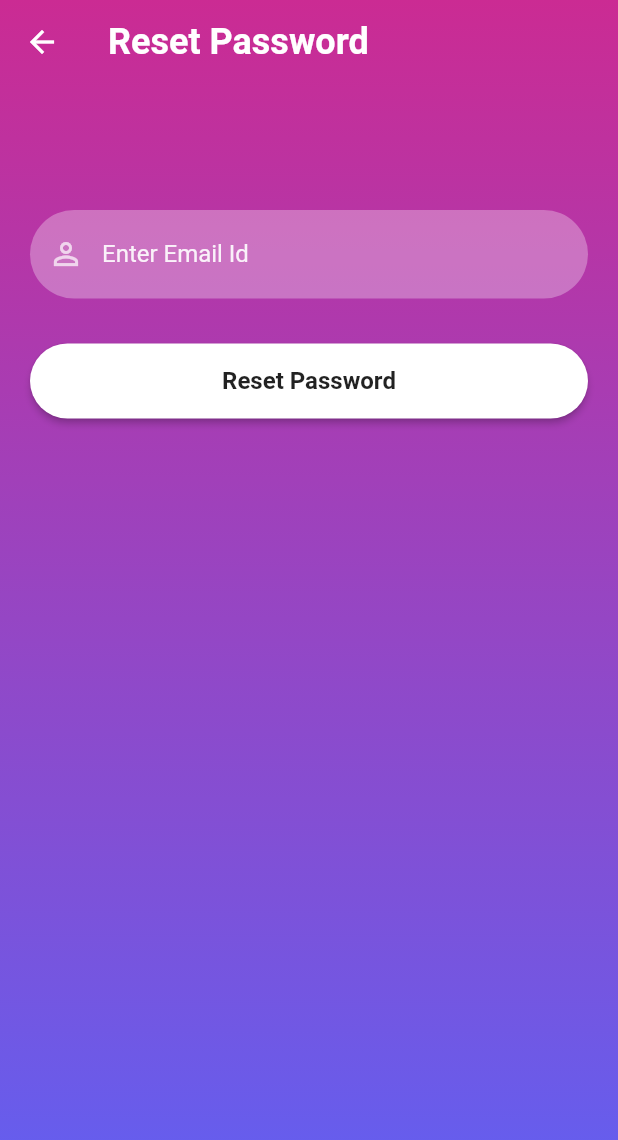
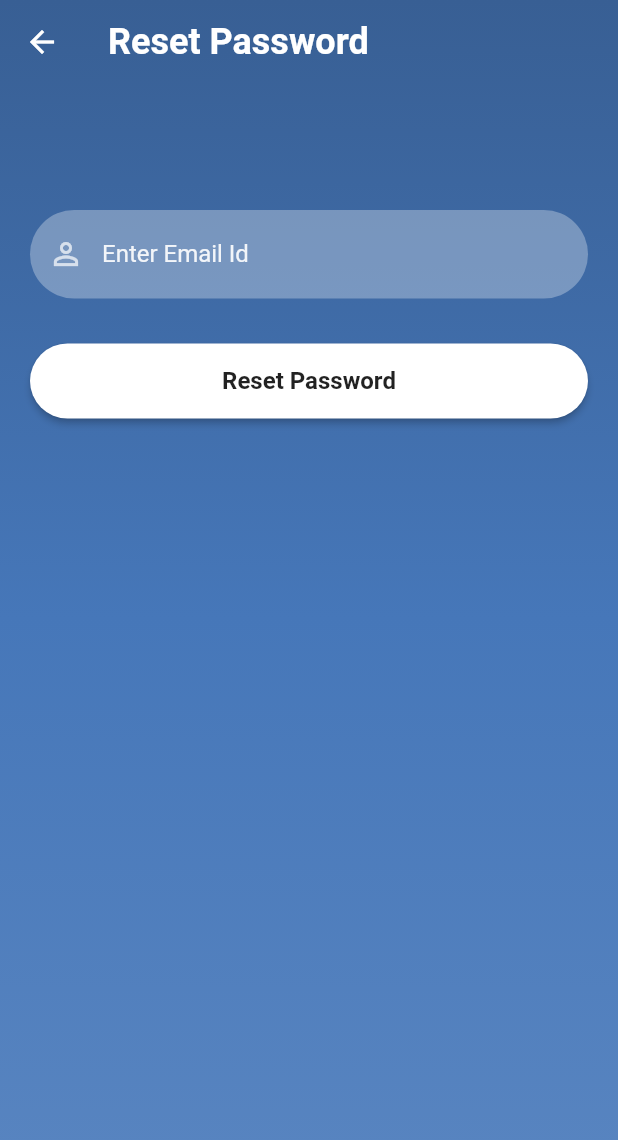
Before and after one commit to maissabargaoui/FlutterApp, a Flutter app: the screen it shows after launch, after a tap on "Forgot Password?", on a phone screen of 412 x 824 dp. Shown: the top 1140 px of the screen. Run offline on Flutter 3.47's test engine with Material 2 defaults, Android fonts, the phone set to English and light mode, and no system bars; our stand-ins replace firebase_auth, firebase_core; accounts and stored records are empty; network calls fail.

Commit message:
hexColors

```diff
--- a/lib/screens/reset_password.dart
+++ b/lib/screens/reset_password.dart
@@ -30,9 +30,9 @@ class _ResetPasswordState extends State<ResetPassword> {
           height: MediaQuery.of(context).size.height,
           decoration: BoxDecoration(
               gradient: LinearGradient(colors: [
-            hexStringToColor("CB2B93"),
-            hexStringToColor("9546C4"),
-            hexStringToColor("5E61F4")
+            hexStringToColor("385F94"),
+              hexStringToColor("4677B9"),
+              hexStringToColor("5A86C1")
           ], begin: Alignment.topCenter, end: Alignment.bottomCenter)),
           child: SingleChildScrollView(
               child: Padding(
--- a/lib/screens/signin_screen.dart
+++ b/lib/screens/signin_screen.dart
@@ -24,9 +24,9 @@ class _SignInScreenState extends State<SignInScreen> {
         height: MediaQuery.of(context).size.height,
         decoration: BoxDecoration(
             gradient: LinearGradient(colors: [
-          hexStringToColor("CB2B93"),
-            hexStringToColor("9546C4"),
-            hexStringToColor("5E61F4")
+            hexStringToColor("385F94"),
+              hexStringToColor("4677B9"),
+              hexStringToColor("5A86C1")
         ], begin: Alignment.topCenter, end: Alignment.bottomCenter)),
         child: SingleChildScrollView(
           child: Padding(
--- a/lib/screens/signup_screen.dart
+++ b/lib/screens/signup_screen.dart
@@ -32,9 +32,9 @@ class _SignUpScreenState extends State<SignUpScreen> {
           height: MediaQuery.of(context).size.height,
           decoration: BoxDecoration(
               gradient: LinearGradient(colors: [
-           hexStringToColor("CB2B93"),
-            hexStringToColor("9546C4"),
-            hexStringToColor("5E61F4")
+              hexStringToColor("385F94"),
+              hexStringToColor("4677B9"),
+              hexStringToColor("5A86C1")
           ], begin: Alignment.topCenter, end: Alignment.bottomCenter)),
           child: SingleChildScrollView(
               child: Padding(
--- a/lib/utils/color_utils.dart
+++ b/lib/utils/color_utils.dart
@@ -1,4 +1,5 @@
 import 'package:flutter/material.dart';
+
 
 hexStringToColor(String hexColor) {
   hexColor = hexColor.toUpperCase().replaceAll("#", "");
@@ -7,3 +8,6 @@ hexStringToColor(String hexColor) {
   }
   return Color(int.parse(hexColor, radix: 16));
 }
+
+
+// See this : https://convertingcolors.com
```
